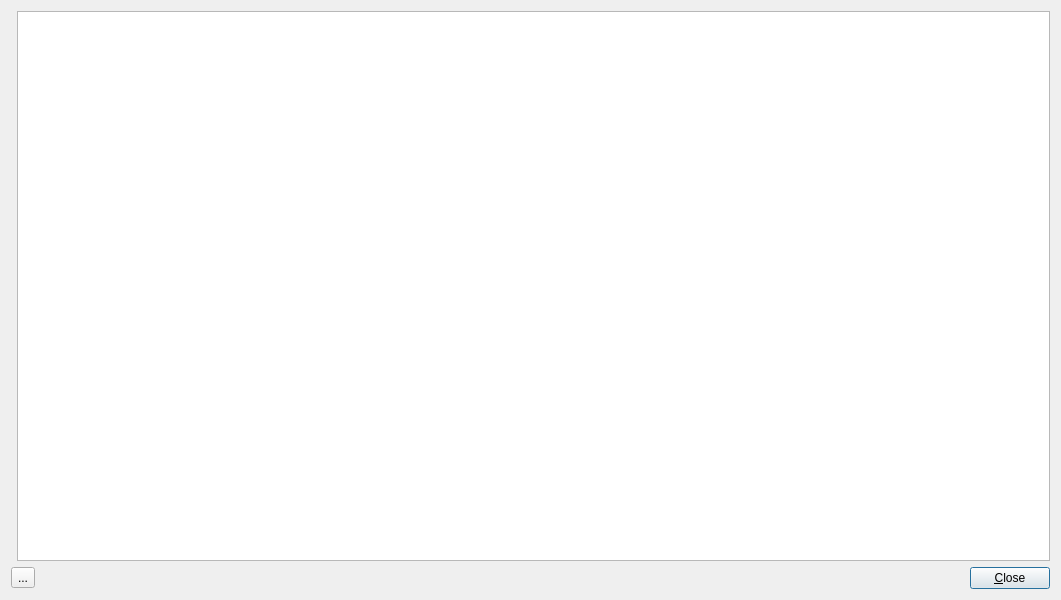
Above: src/flarm/FlarmMap.ui from startkladde/startkladde before the change. Below: the same form after it.
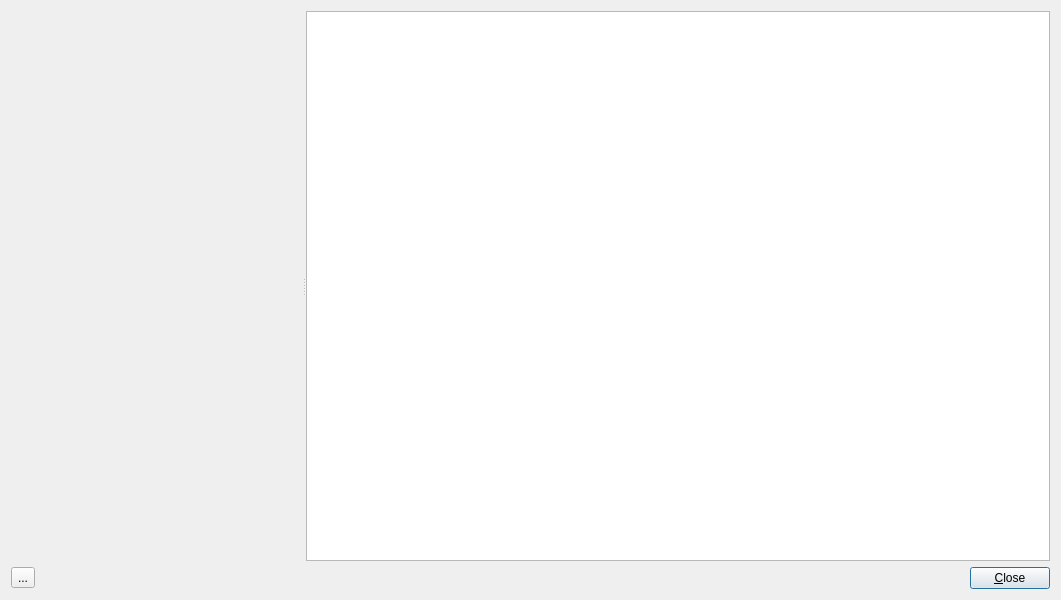
That is the form after the change. Custom widgets are drawn as their Qt base class.

Commit message: Add GeoPosition class Add documentation Angle: add explicit methods for degrees/radians Clean up property names Add splitter in FlarmMap Cleanup

```diff
--- a/src/flarm/FlarmMap.ui
+++ b/src/flarm/FlarmMap.ui
@@ -15,14 +15,11 @@
   </property>
   <layout class="QVBoxLayout" name="verticalLayout">
    <item>
-    <layout class="QHBoxLayout" name="horizontalLayout_2">
-     <property name="rightMargin">
-      <number>0</number>
+    <widget class="QSplitter" name="splitter">
+     <property name="orientation">
+      <enum>Qt::Horizontal</enum>
      </property>
-     <item>
       <widget class="QwtPlot" name="qwtPlot"/>
-     </item>
-     <item>
       <widget class="SkTableView" name="flarmTable">
        <property name="selectionMode">
         <enum>QAbstractItemView::SingleSelection</enum>
@@ -46,8 +43,7 @@
         <bool>false</bool>
        </attribute>
       </widget>
-     </item>
-    </layout>
+    </widget>
    </item>
    <item>
     <layout class="QHBoxLayout" name="horizontalLayout">
```
Left out of the diff: 8 changed lines with no effect on the pictures. Lines whose indentation alone changed are shown as unchanged. The commit also changes 15 other files.
